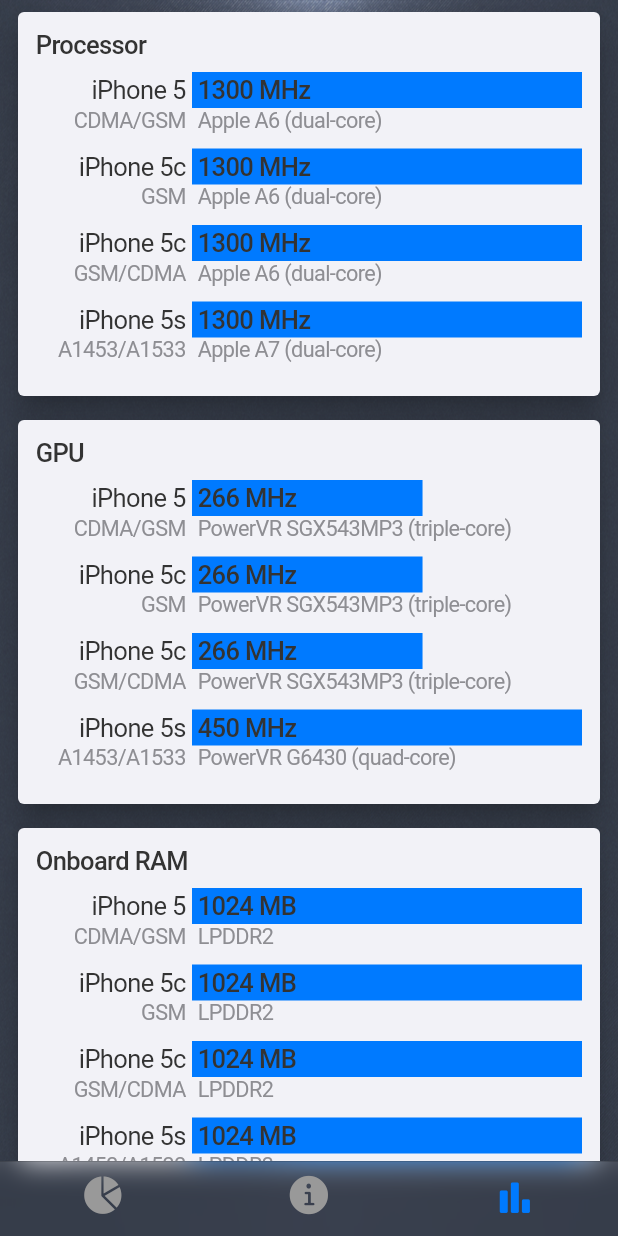
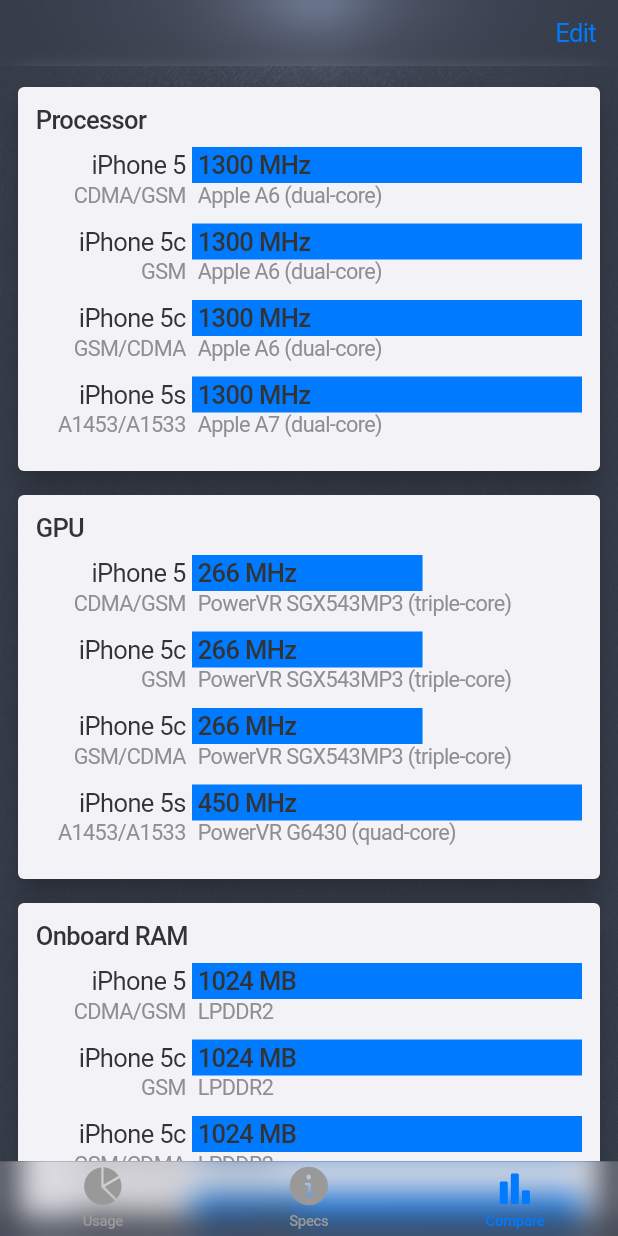
Before and after one commit to alxmoroz/actmonitor, a Flutter app: the screen it shows after launch, item 3 of the bottom bar chosen, on a phone screen of 412 x 824 dp. Run offline on Flutter 3.47's test engine with Material 2 defaults, Android fonts, the phone set to English and light mode, and no system bars; our stand-ins replace flutter_mobx, hive, mobx, package_info; accounts and stored records are empty; generated files the repository leaves out were written again; project files that could hold a hidden picture were left out.

Commit message:
#1772 оформление на экране сравнения, спецификаций + связанный рефакторинг.

```diff
--- /dev/null
+++ b/lib/ui/comparison/comparison_parameter_card.dart
@@ -0,0 +1,92 @@
+import 'package:amonitor/models/devices.dart';
+import 'package:amonitor/services/globals.dart';
+import 'package:amonitor/ui/components/colors.dart';
+import 'package:amonitor/ui/components/text/text_widgets.dart';
+import 'package:flutter/cupertino.dart';
+import 'package:flutter/material.dart';
+
+class ComparisonParameterCard extends StatelessWidget {
+  const ComparisonParameterCard(this.paramName);
+
+  @protected
+  final String paramName;
+
+  List<Device> get _devices => comparisonState.comparisonDevices;
+
+  static const String section = 'parameters';
+
+  @override
+  Widget build(BuildContext context) {
+    double maxScale = -1.0;
+    _devices.forEach((d) {
+      final pv = d.paramByName(paramName, section);
+      final numValue = pv.numericValue!.toDouble();
+      if (maxScale <= numValue) {
+        maxScale = numValue;
+      }
+    });
+
+    final items = _devices.map((d) {
+      final pv = d.paramByName(paramName, section);
+      return Column(
+        children: [
+          Row(
+            crossAxisAlignment: CrossAxisAlignment.start,
+            children: [
+              Expanded(
+                flex: 2,
+                child: Padding(
+                  padding: const EdgeInsets.only(right: 4, top: 2),
+                  child: Column(
+                    crossAxisAlignment: CrossAxisAlignment.end,
+                    children: [
+                      NormalText(d.name),
+                      SubtitleText(d.detailName, padding: const EdgeInsets.only(top: 2)),
+                    ],
+                  ),
+                ),
+              ),
+              Expanded(
+                flex: 5,
+                child: Stack(
+                  alignment: Alignment.topLeft,
+                  children: [
+                    LinearProgressIndicator(value: pv.numericValue!.toDouble() / maxScale, minHeight: 24, backgroundColor: Colors.transparent),
+                    Padding(
+                      padding: const EdgeInsets.only(left: 4, top: 2),
+                      child: Column(
+                        crossAxisAlignment: CrossAxisAlignment.start,
+                        children: [
+                          MediumText(pv.numValString),
+                          SubtitleText(pv.valString, padding: const EdgeInsets.only(top: 2)),
+                        ],
+                      ),
+                    ),
+                  ],
+                ),
+              ),
+            ],
+          ),
+          const SizedBox(height: 10),
+        ],
+      );
+    }).toList(growable: false);
+
+    return Card(
+      color: CupertinoDynamicColor.resolve(cardBackgroundColor, context),
+      margin: const EdgeInsets.symmetric(horizontal: 12, vertical: 8),
+      elevation: 8,
+      child: Padding(
+        padding: const EdgeInsets.all(12),
+        child: Column(
+          crossAxisAlignment: CrossAxisAlignment.stretch,
+          children: [
+            MediumText(paramName),
+            const SizedBox(height: 8),
+            ...items,
+          ],
+        ),
+      ),
+    );
+  }
+}
--- a/lib/ui/comparison/comparison_view.dart
+++ b/lib/ui/comparison/comparison_view.dart
@@ -1,10 +1,8 @@
 import 'package:amonitor/services/globals.dart';
-import 'package:amonitor/ui/components/colors.dart';
-import 'package:amonitor/ui/components/material_wrapper.dart';
+import 'package:amonitor/ui/comparison/comparison_parameter_card.dart';
+import 'package:amonitor/ui/components/navbar.dart';
 import 'package:flutter/cupertino.dart';
 import 'package:flutter/material.dart';
-
-import '../components/text/text_widgets.dart';
 
 class ComparisonView extends StatelessWidget {
   @override
@@ -14,7 +12,6 @@ class ComparisonView extends StatelessWidget {
 
     final devices = comparisonState.comparisonDevices;
 
-    // TODO: подумать при возможности над упрощением подготовки презентера этого
     // группируем по параметрам, которые можно сравнивать для выбранных устройств
     const section = 'parameters';
     final comparableParams = specsState.paramsBySection(section).where((dynamic p) {
@@ -28,90 +25,24 @@ class ComparisonView extends StatelessWidget {
       return comparableValuesCount > 0;
     }).toList(growable: false);
 
-    Widget buildBlock(int index) {
-      final dynamic p = comparableParams[index];
-      double maxScale = -1.0;
-      devices.forEach((d) {
-        final pv = d.paramByName(p, section);
-        final numValue = pv.numericValue!.toDouble();
-        if (maxScale <= numValue) {
-          maxScale = numValue;
-        }
-      });
-
-      final items = devices.map((d) {
-        final pv = d.paramByName(p, section);
-        return Column(
-          children: [
-            Row(
-              crossAxisAlignment: CrossAxisAlignment.start,
-              children: [
-                Expanded(
-                  flex: 2,
-                  child: Padding(
-                    padding: const EdgeInsets.only(right: 4, top: 2),
-                    child: Column(
-                      crossAxisAlignment: CrossAxisAlignment.end,
-                      children: [
-                        NormalText(d.name),
-                        SubtitleText(d.detailName, padding: const EdgeInsets.only(top: 2)),
-                      ],
-                    ),
-                  ),
-                ),
-                Expanded(
-                  flex: 5,
-                  child: Stack(
-                    alignment: Alignment.topLeft,
-                    children: [
-                      LinearProgressIndicator(value: pv.numericValue!.toDouble() / maxScale, minHeight: 24, backgroundColor: Colors.transparent),
-                      Padding(
-                        padding: const EdgeInsets.only(left: 4, top: 2),
-                        child: Column(
-                          crossAxisAlignment: CrossAxisAlignment.start,
-                          children: [
-                            MediumText(pv.numValString),
-                            SubtitleText(pv.valString, padding: const EdgeInsets.only(top: 2)),
-                          ],
-                        ),
-                      ),
-                    ],
-                  ),
-                ),
-              ],
-            ),
-            const SizedBox(height: 10),
-          ],
-        );
-      }).toList(growable: false);
-
-      return Card(
-        color: CupertinoDynamicColor.resolve(cardBackgroundColor, context),
-        margin: const EdgeInsets.symmetric(horizontal: 12, vertical: 8),
-        elevation: 8,
-        child: Padding(
-          padding: const EdgeInsets.all(12),
-          child: Column(
-            crossAxisAlignment: CrossAxisAlignment.stretch,
-            children: [
-              MediumText(comparableParams[index]),
-              const SizedBox(height: 8),
-              ...items,
-            ],
-          ),
-        ),
-      );
-    }
-
     return CupertinoPageScaffold(
       backgroundColor: Colors.transparent,
-      child: SafeArea(
-        child: materialWrap(
-          ListView.builder(
-            itemBuilder: (_, index) => buildBlock(index),
-            itemCount: comparableParams.length,
+      navigationBar: navBar(
+        context,
+        trailing: CupertinoButton(onPressed: () {}, padding: const EdgeInsets.only(right: 12), child: const Text('Edit')),
+        bgColor: CupertinoColors.systemFill,
+      ),
+      child: Column(
+        children: [
+          const SizedBox(height: 6),
+          Expanded(
+            child: ListView.builder(
+              itemBuilder: (_, index) => ComparisonParameterCard(comparableParams[index]),
+              itemCount: comparableParams.length,
+            ),
           ),
-        ),
+          const SizedBox(height: 12),
+        ],
       ),
     );
   }
--- a/lib/ui/components/icons.dart
+++ b/lib/ui/components/icons.dart
@@ -7,8 +7,6 @@ Icon get dropdownIcon => const Icon(CupertinoIcons.chevron_up_chevron_down, colo
 
 Widget get usageTabbarIcon => const Icon(CupertinoIcons.chart_pie_fill);
 
-Widget get batteryTabbarIcon => const Icon(CupertinoIcons.bolt_fill);
-
 Widget get specsTabbarIcon => const Icon(CupertinoIcons.info_circle_fill);
 
 Widget get compareTabbarIcon => const Icon(CupertinoIcons.chart_bar_alt_fill);
--- a/lib/ui/components/navbar.dart
+++ b/lib/ui/components/navbar.dart
@@ -1,5 +1,6 @@
 // Copyright (c) 2021. Alexandr Moroz
 
+import 'package:amonitor/ui/components/text/text_widgets.dart';
 import 'package:flutter/cupertino.dart';
 import 'package:flutter/material.dart';
 
@@ -11,12 +12,15 @@ MediaQuery mQuery(Widget child) => MediaQuery(
 Widget _backButton(BuildContext context) =>
     CupertinoNavigationBarBackButton(onPressed: () => Navigator.of(context).canPop() ? Navigator.of(context).pop() : null);
 
-CupertinoNavigationBar navBar(BuildContext context, {Widget? leading, Widget? middle, String? title}) => CupertinoNavigationBar(
+CupertinoNavigationBar navBar(BuildContext context, {Widget? leading, Widget? middle, String? title, Widget? trailing, Color? bgColor}) =>
+    CupertinoNavigationBar(
       leading: leading != null || Navigator.of(context).canPop() ? mQuery(leading ?? _backButton(context)) : null,
       middle: middle != null
           ? mQuery(middle)
           : title != null
-              ? mQuery(Text(title))
+              ? mQuery(NormalText(title))
               : null,
+      trailing: trailing != null ? mQuery(trailing) : null,
       padding: const EdgeInsetsDirectional.only(start: 0),
+      backgroundColor: bgColor,
     );
--- a/lib/ui/components/text/text_widgets.dart
+++ b/lib/ui/components/text/text_widgets.dart
@@ -56,11 +56,11 @@ class SubtitleText extends NormalText {
 }
 
 class MediumText extends NormalText {
-  const MediumText(String text, {double? size, Color? color, TextAlign? align, EdgeInsets? padding})
+  const MediumText(String text, {double? size, Color? color, FontWeight? weight, TextAlign? align, EdgeInsets? padding})
       : super(
           text,
           color: color,
-          weight: FontWeight.w500,
+          weight: weight ?? FontWeight.w500,
           size: size,
           align: align,
           padding: padding,
@@ -68,10 +68,11 @@ class MediumText extends NormalText {
 }
 
 class TitleText extends MediumText {
-  const TitleText(String text, {Color? color, TextAlign? align, EdgeInsets? padding})
+  const TitleText(String text, {Color? color, FontWeight? weight, TextAlign? align, EdgeInsets? padding})
       : super(
           text,
           color: color,
+          weight: weight,
           size: 20,
           align: align,
           padding: padding,
--- a/lib/ui/main_view.dart
+++ b/lib/ui/main_view.dart
@@ -50,11 +50,11 @@ class _MainViewState extends State<MainView> {
       child: CupertinoTabScaffold(
         backgroundColor: Colors.transparent,
         tabBar: CupertinoTabBar(
-          backgroundColor: Colors.transparent,
+          backgroundColor: CupertinoColors.systemFill,
           items: [
-            BottomNavigationBarItem(icon: usageTabbarIcon),
-            BottomNavigationBarItem(icon: specsTabbarIcon),
-            BottomNavigationBarItem(icon: compareTabbarIcon),
+            BottomNavigationBarItem(icon: usageTabbarIcon, label: 'Usage'),
+            BottomNavigationBarItem(icon: specsTabbarIcon, label: 'Specs'),
+            BottomNavigationBarItem(icon: compareTabbarIcon, label: 'Compare'),
           ],
         ),
         tabBuilder: (_, index) => CupertinoTabView(
```
Also changed, not shown: lib/ui/comparison/comparison_list.dart (added, +10 -0 lines), lib/ui/specs/specs_view.dart (+34 -24 lines).
